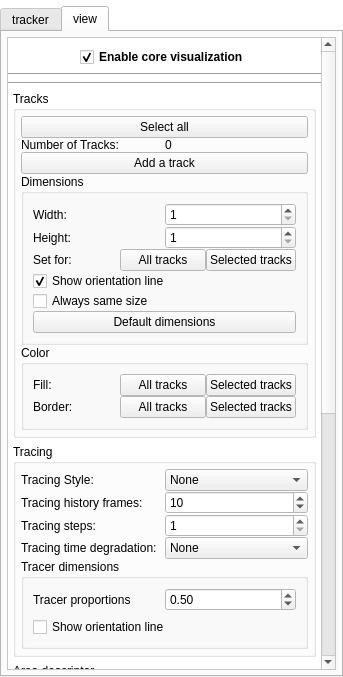
BioroboticsLab/biotracker_core, file BioTracker/CoreApp/BioTracker/View/CoreParameterView.ui: the form before one commit.
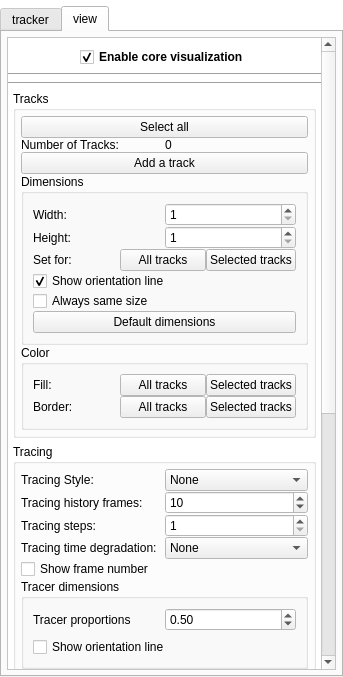
The form after the commit.

Commit message: added a show frame number option for tracers (not yet perfect)

What changed in the file:
```diff
--- a/BioTracker/CoreApp/BioTracker/View/CoreParameterView.ui
+++ b/BioTracker/CoreApp/BioTracker/View/CoreParameterView.ui
@@ -317,9 +317,9 @@
                     <property name="geometry">
                      <rect>
                       <x>0</x>
-                      <y>-54</y>
-                      <width>358</width>
-                      <height>1058</height>
+                      <y>-88</y>
+                      <width>302</width>
+                      <height>1052</height>
                      </rect>
                     </property>
                     <property name="sizePolicy">
@@ -848,6 +848,17 @@
                                </item>
                               </layout>
                              </item>
+                             <item>
+                              <layout class="QHBoxLayout" name="layoutTracerFrameNumber">
+                               <item>
+                                <widget class="QCheckBox" name="checkBoxTracerFrameNumber">
+                                 <property name="text">
+                                  <string>Show frame number</string>
+                                 </property>
+                                </widget>
+                               </item>
+                              </layout>
+                             </item>
                              <item>
                               <widget class="QGroupBox" name="groupBoxTracerDimensions">
                                <property name="title">
```
Left out of the diff: 1 changed line with no effect on the pictures. The commit also changes 8 other files.
